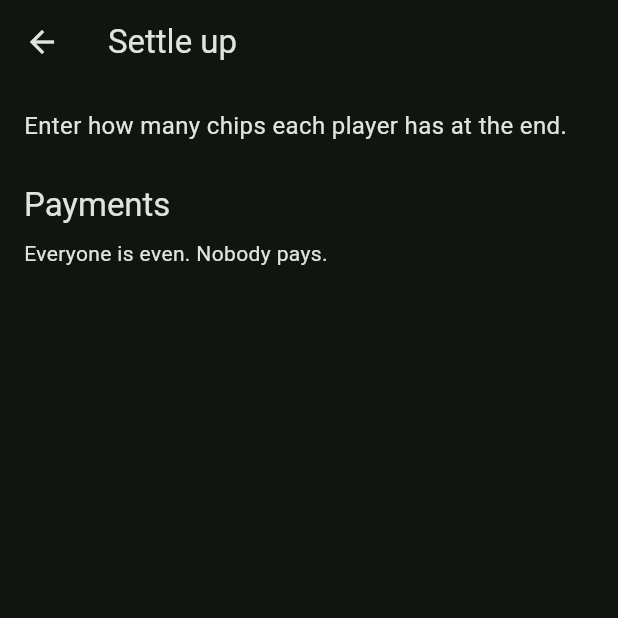
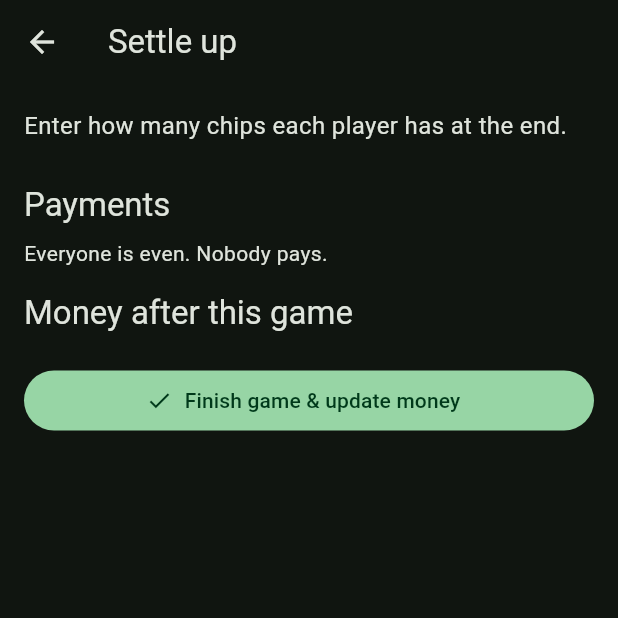
Before and after one commit to liorcg/Poker-app, a Flutter app: the SettleScreen screen opened directly with empty values, on a phone screen of 412 x 824 dp, the top half of it. Run offline on Flutter 3.47's test engine with Material 3 defaults, Android fonts, the phone set to English and light mode, and no system bars; our stand-ins replace shared_preferences; accounts and stored records are empty.

Commit message:
Track each player's money across games
Every player starts with the same amount. Finishing a settle up adds
wins to and takes losses from each player's money, then resets buy-ins
for the next game. Starting money and a reset are in the settings menu.

Co-Authored-By: Claude Opus 5.5 (1M context) <noreply@anthropic.com>
Claude-Session: https://claude.ai/code/session_01XdvDAcBXAxTFY3zsVwP3ZV

```diff
--- a/lib/main.dart
+++ b/lib/main.dart
@@ -33,14 +33,19 @@ class Player {
   int buyIn;
   int? cashOut;
 
-  Player(this.name, {this.buyIn = 0, this.cashOut});
+  /// Money the player has overall, updated after every settle up.
+  int balance;
+
+  Player(this.name, {this.buyIn = 0, this.cashOut, this.balance = 0});
 
   Map<String, dynamic> toJson() =>
-      {'name': name, 'buyIn': buyIn, 'cashOut': cashOut};
+      {'name': name, 'buyIn': buyIn, 'cashOut': cashOut, 'balance': balance};
 
-  factory Player.fromJson(Map<String, dynamic> j) =>
+  factory Player.fromJson(Map<String, dynamic> j, {int startingMoney = 0}) =>
       Player(j['name'] as String,
-          buyIn: j['buyIn'] as int, cashOut: j['cashOut'] as int?);
+          buyIn: j['buyIn'] as int,
+          cashOut: j['cashOut'] as int?,
+          balance: j['balance'] as int? ?? startingMoney);
 }
 
 const _storeKey = 'game_v1';
@@ -55,6 +60,7 @@ class GameScreen extends StatefulWidget {
 class _GameScreenState extends State<GameScreen> {
   final List<Player> _players = [];
   int _defaultBuyIn = 100;
+  int _startingMoney = 1000;
 
   int get _pot => _players.fold(0, (s, p) => s + p.buyIn);
 
@@ -71,10 +77,12 @@ class _GameScreenState extends State<GameScreen> {
     final data = jsonDecode(raw) as Map<String, dynamic>;
     setState(() {
       _defaultBuyIn = data['defaultBuyIn'] as int? ?? 100;
+      _startingMoney = data['startingMoney'] as int? ?? 1000;
       _players
         ..clear()
         ..addAll((data['players'] as List)
-            .map((e) => Player.fromJson(e as Map<String, dynamic>)));
+            .map((e) => Player.fromJson(e as Map<String, dynamic>,
+                startingMoney: _startingMoney)));
     });
   }
 
@@ -84,6 +92,7 @@ class _GameScreenState extends State<GameScreen> {
         _storeKey,
         jsonEncode({
           'defaultBuyIn': _defaultBuyIn,
+          'startingMoney': _startingMoney,
           'players': _players.map((p) => p.toJson()).toList(),
         }));
   }
@@ -145,7 +154,8 @@ class _GameScreenState extends State<GameScreen> {
       _snack('$trimmed is already in the game');
       return;
     }
-    _update(() => _players.add(Player(trimmed, buyIn: _defaultBuyIn)));
+    _update(() => _players.add(Player(trimmed,
+        buyIn: _defaultBuyIn, balance: _startingMoney)));
   }
 
   void _snack(String text) => ScaffoldMessenger.of(context)
@@ -181,6 +191,51 @@ class _GameScreenState extends State<GameScreen> {
     } else if (choice == 'remove') {
       _update(() => _players.remove(p));
     }
+  }
+
+  Future<void> _settingsAction(String action) async {
+    if (action == 'buyin') {
+      final a = await _askAmount('Default buy-in', initial: _defaultBuyIn);
+      if (a != null && a > 0) _update(() => _defaultBuyIn = a);
+    } else if (action == 'start') {
+      final a = await _askAmount('Starting money for new players',
+          initial: _startingMoney);
+      if (a != null && a > 0) _update(() => _startingMoney = a);
+    } else if (action == 'reset') {
+      final ok = await showDialog<bool>(
+        context: context,
+        builder: (ctx) => AlertDialog(
+          title: const Text('Reset everyone\'s money?'),
+          content: Text('Every player goes back to $_startingMoney.'),
+          actions: [
+            TextButton(
+                onPressed: () => Navigator.pop(ctx),
+                child: const Text('Cancel')),
+            FilledButton(
+                onPressed: () => Navigator.pop(ctx, true),
+                child: const Text('Reset')),
+          ],
+        ),
+      );
+      if (ok == true) {
+        _update(() {
+          for (final p in _players) {
+            p.balance = _startingMoney;
+          }
+        });
+      }
+    }
+  }
+
+  /// Adds each player's win or loss to their money and starts the next round.
+  void _finishRound() {
+    _update(() {
+      for (final p in _players) {
+        p.balance += (p.cashOut ?? p.buyIn) - p.buyIn;
+        p.buyIn = _defaultBuyIn;
+        p.cashOut = null;
+      }
+    });
   }
 
   Future<void> _newGame() async {
@@ -221,14 +276,15 @@ class _GameScreenState extends State<GameScreen> {
       appBar: AppBar(
         title: const Text('Poker Night'),
         actions: [
-          IconButton(
-            tooltip: 'Default buy-in',
+          PopupMenuButton<String>(
             icon: const Icon(Icons.tune),
-            onPressed: () async {
-              final a = await _askAmount('Default buy-in',
-                  initial: _defaultBuyIn);
-              if (a != null && a > 0) _update(() => _defaultBuyIn = a);
-            },
+            onSelected: _settingsAction,
+            itemBuilder: (_) => const [
+              PopupMenuItem(value: 'buyin', child: Text('Default buy-in')),
+              PopupMenuItem(value: 'start', child: Text('Starting money')),
+              PopupMenuItem(
+                  value: 'reset', child: Text('Reset everyone\'s money')),
+            ],
           ),
           IconButton(
               tooltip: 'New game',
@@ -274,7 +330,7 @@ class _GameScreenState extends State<GameScreen> {
                             child: Text(p.name.characters.first.toUpperCase())),
                         title: Text(p.name,
                             style: const TextStyle(fontSize: 18)),
-                        subtitle: Text('In: ${p.buyIn}'),
+                        subtitle: Text('Money: ${p.balance}   In: ${p.buyIn}'),
                         trailing: FilledButton.tonal(
                           onPressed: () =>
                               _update(() => p.buyIn += _defaultBuyIn),
@@ -306,7 +362,9 @@ class _GameScreenState extends State<GameScreen> {
                               context,
                               MaterialPageRoute(
                                   builder: (_) => SettleScreen(
-                                      players: _players, onChanged: _save)));
+                                      players: _players,
+                                      onChanged: _save,
+                                      onFinish: _finishRound)));
                           setState(() {});
                         },
                   icon: const Icon(Icons.payments),
@@ -324,9 +382,13 @@ class _GameScreenState extends State<GameScreen> {
 class SettleScreen extends StatefulWidget {
   final List<Player> players;
   final VoidCallback onChanged;
+  final VoidCallback onFinish;
 
   const SettleScreen(
-      {super.key, required this.players, required this.onChanged});
+      {super.key,
+      required this.players,
+      required this.onChanged,
+      required this.onFinish});
 
   @override
   State<SettleScreen> createState() => _SettleScreenState();
@@ -374,7 +436,7 @@ class _SettleScreenState extends State<SettleScreen> {
                     crossAxisAlignment: CrossAxisAlignment.start,
                     children: [
                       Text(p.name, style: const TextStyle(fontSize: 18)),
-                      Text('In: ${p.buyIn}'
+                      Text('Money: ${p.balance}   In: ${p.buyIn}'
                           '${p.cashOut == null ? '' : '   Net: ${_signed(p.cashOut! - p.buyIn)}'}'),
                     ]),
               ),
@@ -423,10 +485,51 @@ class _SettleScreenState extends State<SettleScreen> {
                         fontSize: 20, fontWeight: FontWeight.bold)),
               ),
             ),
+          const SizedBox(height: 16),
+          Text('Money after this game',
+              style: Theme.of(context).textTheme.titleLarge),
+          const SizedBox(height: 8),
+          for (final p in players)
+            ListTile(
+              dense: true,
+              title: Text(p.name, style: const TextStyle(fontSize: 16)),
+              subtitle: Text('${p.balance} ${_signed(p.cashOut! - p.buyIn)}'),
+              trailing: Text('${p.balance + p.cashOut! - p.buyIn}',
+                  style: const TextStyle(
+                      fontSize: 18, fontWeight: FontWeight.bold)),
+            ),
+          const SizedBox(height: 12),
+          FilledButton.icon(
+            onPressed: () => _confirmFinish(context),
+            icon: const Icon(Icons.check),
+            label: const Text('Finish game & update money'),
+          ),
         ],
       ]),
     );
   }
 
+  Future<void> _confirmFinish(BuildContext context) async {
+    final ok = await showDialog<bool>(
+      context: context,
+      builder: (ctx) => AlertDialog(
+        title: const Text('Finish this game?'),
+        content: const Text(
+            'Wins are added and losses are taken from each player\'s money. '
+            'Buy-ins reset for the next game.'),
+        actions: [
+          TextButton(
+              onPressed: () => Navigator.pop(ctx), child: const Text('Cancel')),
+          FilledButton(
+              onPressed: () => Navigator.pop(ctx, true),
+              child: const Text('Finish')),
+        ],
+      ),
+    );
+    if (ok != true || !context.mounted) return;
+    widget.onFinish();
+    Navigator.pop(context);
+  }
+
   String _signed(int v) => v > 0 ? '+$v' : '$v';
 }
```
